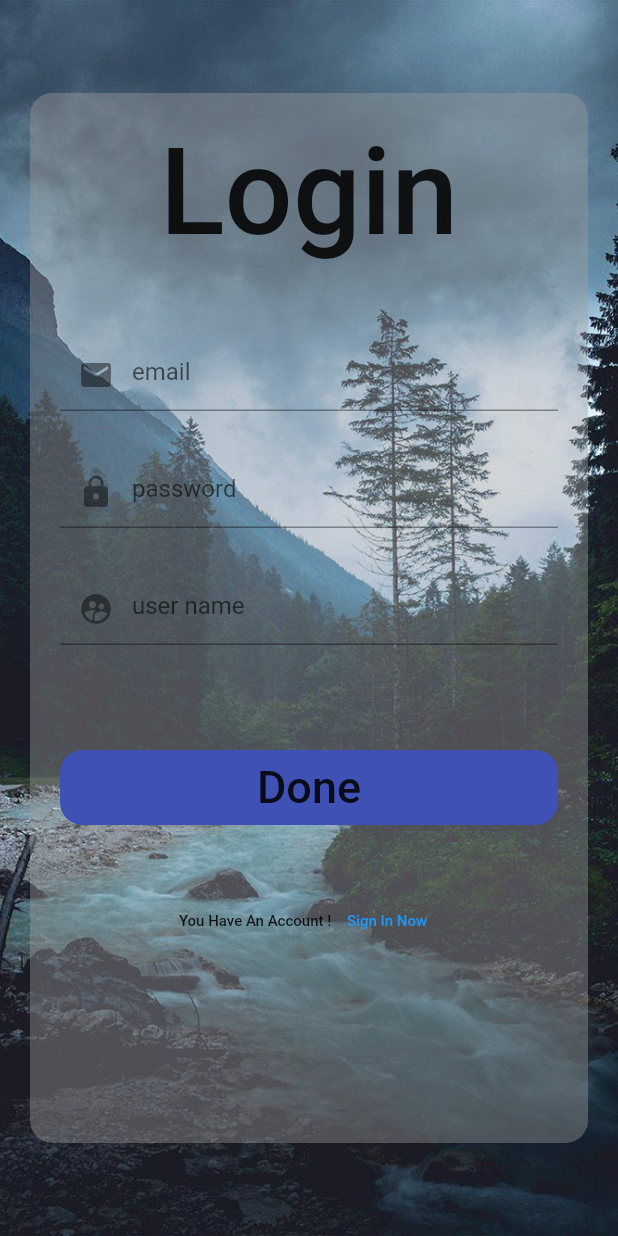
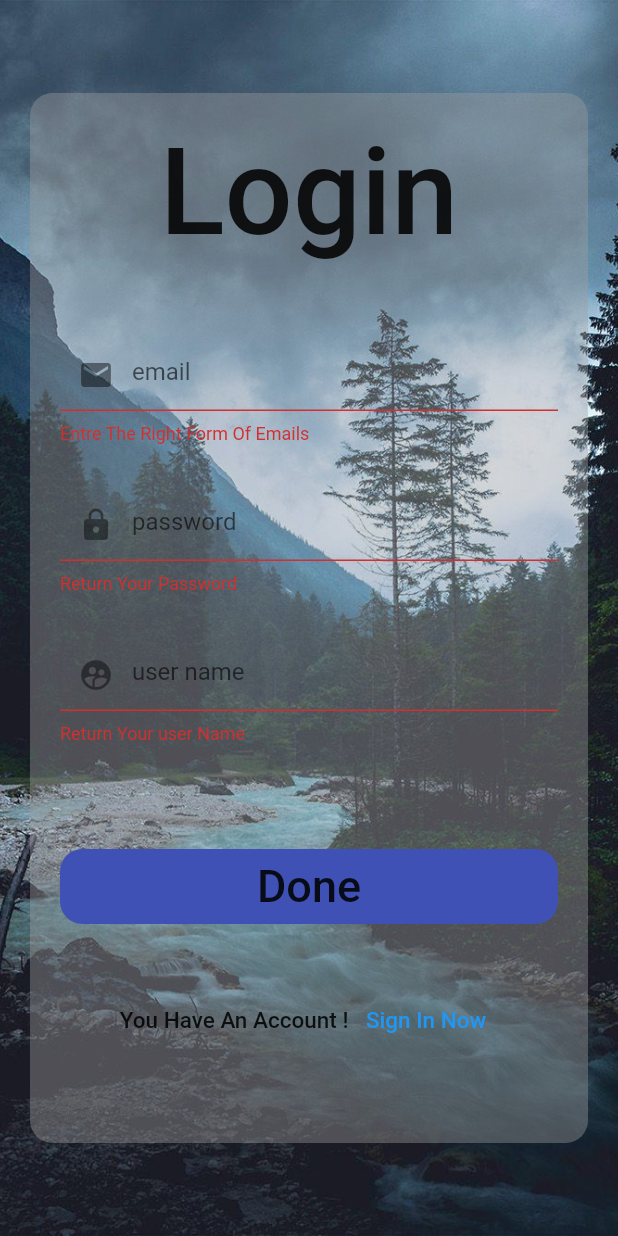
Before and after one commit to salah137/shop-app, a Flutter app: the RegisterScreen screen opened directly, after a tap on "Done", on a phone screen of 412 x 824 dp. Run offline on Flutter 3.47's test engine with Material 2 defaults, Android fonts, the phone set to English and light mode, and no system bars; our stand-ins replace bloc, cloud_firestore, conditional_builder, firebase_auth, firebase_core, flutter_bloc; accounts and stored records are empty; network calls fail; Roboto replaces fonts that are missing (Teko Bold).

Commit message:
I Update My Files

```diff
--- a/social_and_shop_app/lib/screens/RegisterScreen.dart
+++ b/social_and_shop_app/lib/screens/RegisterScreen.dart
@@ -1,11 +1,25 @@
+import 'package:conditional_builder/conditional_builder.dart';
 import 'package:flutter/material.dart';
+import 'package:flutter_bloc/flutter_bloc.dart';
 import 'package:social_and_shop_app/screens/LoginScreen.dart';
+import 'package:social_and_shop_app/shared/cubit/AppCubit.dart';
+import 'package:social_and_shop_app/shared/cubit/AppStates.dart';
 
 class RegisterScreen extends StatelessWidget {
+  TextEditingController email = new TextEditingController();
+  TextEditingController password = new TextEditingController();
+  TextEditingController username = new TextEditingController();
+  GlobalKey<FormState> formkey = new GlobalKey<FormState>();
+
   @override
   Widget build(BuildContext context) {
+    return BlocConsumer<AppCubit,AppState>(
+      builder: (ctx, state) {
+        AppCubit cubit = BlocProvider.of(ctx);
+
         return Scaffold(
           body: Form(
+            key: formkey,
             child: Stack(
               alignment: Alignment.center,
               children: [
@@ -19,7 +33,8 @@ class RegisterScreen extends StatelessWidget {
                     fit: BoxFit.cover,
                   ),
                 ),
-            Container(
+                SingleChildScrollView(
+                                  child: Container(
                     margin: EdgeInsets.all(20),
                     padding: EdgeInsets.all(20),
                     height: 700,
@@ -40,6 +55,7 @@ class RegisterScreen extends StatelessWidget {
                           height: 50,
                         ),
                         TextFormField(
+                          controller: email,
                           decoration: InputDecoration(
                             prefixIcon: Icon(Icons.email),
                             hintText: 'email',
@@ -53,11 +69,13 @@ class RegisterScreen extends StatelessWidget {
 
                             return null;
                           },
+                          keyboardType: TextInputType.emailAddress,
                         ),
                         SizedBox(
                           height: 30,
                         ),
                         TextFormField(
+                          controller: password,
                           decoration: InputDecoration(
                             prefixIcon: Icon(Icons.lock),
                             hintText: "password",
@@ -68,13 +86,16 @@ class RegisterScreen extends StatelessWidget {
                             }
                             return null;
                           },
-                      obscureText: true),
+                          obscureText: true,
+                        ),
                         SizedBox(
                           height: 30,
                         ),
                         TextFormField(
+                          controller: username,
                           decoration: InputDecoration(
-                      prefixIcon: Icon(Icons.supervised_user_circle_rounded),
+                            prefixIcon:
+                                Icon(Icons.supervised_user_circle_rounded),
                             hintText: "user name",
                           ),
                           validator: (v) {
@@ -94,13 +115,28 @@ class RegisterScreen extends StatelessWidget {
                           child: ClipRRect(
                             borderRadius: BorderRadius.circular(15),
                             child: MaterialButton(
-                        onPressed: () {},
-                        child: Text(
+                              onPressed: () {
+                                if(formkey.currentState!.validate())
+                                cubit.signUp(
+                                  email.text,
+                                  password.text,
+                                  username.text,
+                                );
+                              },
+                              child: ConditionalBuilder(
+                                condition: state is LoadingState,
+                                builder: (ctx) {
+                                  return CircularProgressIndicator(
+                                    color: Colors.white,
+                                  );
+                                },
+                                fallback: (ctx) => Text(
                                   "Done",
                                   style: Theme.of(context)
                                       .textTheme
                                       .bodyText1!
                                       .copyWith(fontSize: 30),
+                                ),
                               ),
                             ),
                           ),
@@ -121,7 +157,7 @@ class RegisterScreen extends StatelessWidget {
                               style: Theme.of(context)
                                   .textTheme
                                   .bodyText1!
-                            .copyWith(fontSize: 10),
+                                  .copyWith(fontSize: 15),
                             ),
                             TextButton(
                               onPressed: () {
@@ -132,9 +168,11 @@ class RegisterScreen extends StatelessWidget {
                               },
                               child: Text(
                                 'Sign In Now',
-                          style:
-                              Theme.of(context).textTheme.bodyText1!.copyWith(
-                                    fontSize: 10,
+                                style: Theme.of(context)
+                                    .textTheme
+                                    .bodyText1!
+                                    .copyWith(
+                                      fontSize: 15,
                                       color: Colors.blue,
                                     ),
                               ),
@@ -144,9 +182,13 @@ class RegisterScreen extends StatelessWidget {
                       ],
                     ),
                   ),
+                ),
               ],
             ),
           ),
         );
+      },
+      listener: (ctx, state) {},
+    );
   }
 }
--- a/social_and_shop_app/lib/shared/cubit/AppCubit.dart
+++ b/social_and_shop_app/lib/shared/cubit/AppCubit.dart
@@ -1,4 +1,5 @@
 import 'package:bloc/bloc.dart';
+import 'package:cloud_firestore/cloud_firestore.dart';
 import 'package:social_and_shop_app/shared/cubit/AppStates.dart';
 import 'package:firebase_auth/firebase_auth.dart';
 
@@ -8,13 +9,48 @@ class AppCubit extends Cubit<AppState> {
           InitialState(),
         );
 
-  Future signUp(email, password) async {
+  Future signUp(email, password, username) async {
     emit(LoadingState());
     FirebaseAuth.instance
         .createUserWithEmailAndPassword(email: email, password: password)
         .then((value) {
+      print(value.user.email);
+      print(value.user.uid);
+      FirebaseFirestore.instance.collection("users").doc(value.user!.email).set(
+        {
+          "user name": username,
+        },
+      );
+
       emit(SignUpState());
+    }).catchError((erro) {
+      emit(
+        ErrorState(),
+      );
+    });
+  }
 
-    }).catchError((erro) {});
+  Future signIn(email, password) async {
+    emit(LoadingState());
+    FirebaseAuth.instance
+        .signInWithEmailAndPassword(email: email, password: password)
+        .then(
+      (value) {
+        FirebaseFirestore.instance
+            .collection("users")
+            .doc(value.user!.email)
+            .get()
+            .then(
+          (value) {
+            print(value.data()["user name"]);
+          },
+        );
+      },
+    ).catchError((error) {
+      print(error.toString());
+      emit(
+        ErrorState(),
+      );
+    });
   }
 }
--- a/social_and_shop_app/pubspec.yaml
+++ b/social_and_shop_app/pubspec.yaml
@@ -33,6 +33,7 @@ dependencies:
   bloc: ^7.0.0
   firebase_auth: ^0.20.1
   cloud_firestore: ^0.16.0+1
+  conditional_builder: ^1.0.2
 
 dev_dependencies:
   flutter_test:
```
Also changed, not shown: social_and_shop_app/lib/main.dart (+13 -15 lines), social_and_shop_app/lib/screens/LoginScreen.dart (+41 -13 lines), social_and_shop_app/pubspec.lock, 1 other file. Lines whose indentation alone changed are shown as unchanged.
